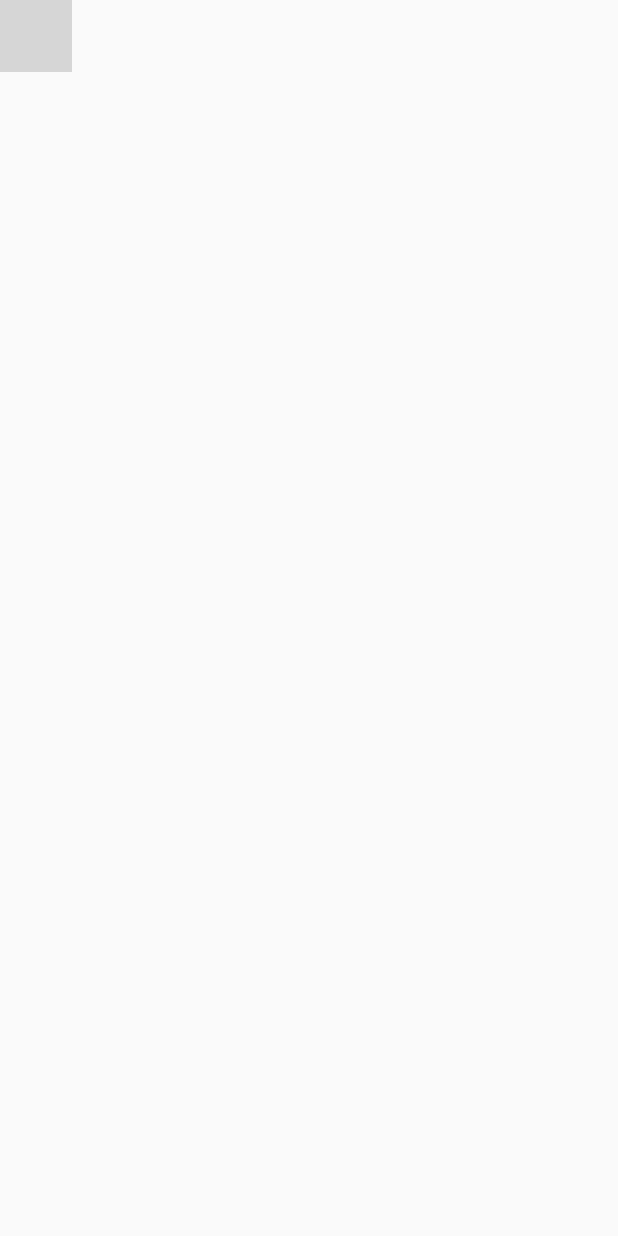
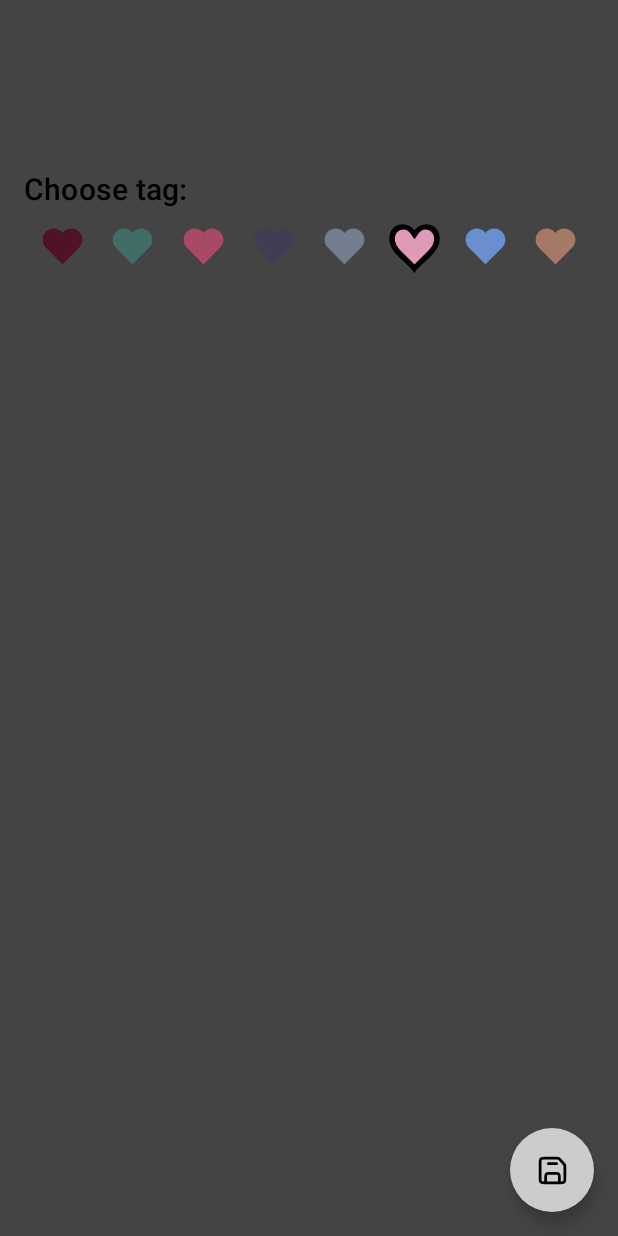
Before and after one commit to xdrenn/dotApp, an Android app built with Jetpack Compose: the screen it shows after launch (MainActivity), after a tap on "Add task", on a phone screen of 412 x 824 dp. Run offline under Robolectric (Android 15) with nearby library versions, the phone set to English and light mode, and no system bars; our stand-ins replace Dagger/Hilt's generated code, Room's generated code; grey boxes are pictures that could not be loaded.

Commit message:
Minor changes

```diff
--- a/app/src/main/java/com/example/compose/Tasks.kt
+++ /dev/null
@@ -1,8 +0,0 @@
-package com.example.compose
-
-import androidx.compose.runtime.Composable
-
-@Composable
-private fun Tasks(){
-
-}
--- a/app/src/main/java/com/example/dot/ui/components/TaskItem.kt
+++ b/app/src/main/java/com/example/dot/ui/components/TaskItem.kt
@@ -25,7 +25,6 @@ fun TaskItem(
 ) {
    Card(modifier = modifier,
        backgroundColor = Color.Gray
-
    ) {
         Row(
             modifier = Modifier
@@ -38,10 +37,11 @@ fun TaskItem(
             Icon(
                 painter = painterResource(id = R.drawable.heart_item),
                 contentDescription = "Tag",
-                modifier = Modifier.size(30.dp)
+                modifier = Modifier.size(30.dp),
+                tint = Color(task.color)
             )
             Spacer(modifier = Modifier.width(5.dp))
-            Column(modifier = Modifier,
+            Column(modifier = Modifier.width(50.dp),
                horizontalAlignment = Alignment.Start
             ){
                 Text(
--- a/app/src/main/java/com/example/dot/ui/screens/AddEditScreen.kt
+++ b/app/src/main/java/com/example/dot/ui/screens/AddEditScreen.kt
@@ -2,10 +2,12 @@ package com.example.dot.ui.screens
 
 import android.annotation.SuppressLint
 import androidx.compose.animation.Animatable
+import androidx.compose.foundation.Image
 import androidx.compose.foundation.background
 import androidx.compose.foundation.border
 import androidx.compose.foundation.clickable
 import androidx.compose.foundation.layout.*
+import androidx.compose.foundation.shape.GenericShape
 import androidx.compose.material.*
 import androidx.compose.material.icons.Icons
 import androidx.compose.material.icons.filled.Add
@@ -14,9 +16,12 @@ import androidx.compose.runtime.LaunchedEffect
 import androidx.compose.runtime.remember
 import androidx.compose.runtime.rememberCoroutineScope
 import androidx.compose.ui.Modifier
+import androidx.compose.ui.geometry.Size
 import androidx.compose.ui.graphics.Color
+import androidx.compose.ui.graphics.Path
 import androidx.compose.ui.graphics.toArgb
 import androidx.compose.ui.res.painterResource
+import androidx.compose.ui.text.style.TextOverflow
 import androidx.compose.ui.unit.dp
 import androidx.hilt.navigation.compose.hiltViewModel
 import androidx.navigation.NavController
@@ -28,33 +33,24 @@ import com.example.viewModel.AddEditViewModel
 import kotlinx.coroutines.flow.collectLatest
 import kotlinx.coroutines.launch
 
-
 @SuppressLint("UnusedMaterialScaffoldPaddingParameter")
 @Composable
 fun AddEditScreen(
     navController: NavController,
-    tagColor: Int,
     viewModel: AddEditViewModel = hiltViewModel()
 ) {
     val titleState = viewModel.taskTitle.value
     val descriptionState = viewModel.taskDescription.value
-
     val scaffoldState = rememberScaffoldState()
-
-    val tagColorAnimation = remember {
-        Animatable(
-            Color(if (tagColor != -1) tagColor else viewModel.tagColor.value)
-        )
-    }
     val scope = rememberCoroutineScope()
 
-    LaunchedEffect(key1 = true ){
+    LaunchedEffect(key1 = true) {
         viewModel.eventFlow.collectLatest { event ->
-            when(event) {
+            when (event) {
                 is AddEditViewModel.UIEvent.ShowSnackBar -> {
-                   scaffoldState.snackbarHostState.showSnackbar(
-                       message = event.message
-                   )
+                    scaffoldState.snackbarHostState.showSnackbar(
+                        message = event.message
+                    )
                 }
                 is AddEditViewModel.UIEvent.SaveTask -> {
                     navController.navigateUp()
@@ -63,18 +59,19 @@ fun AddEditScreen(
         }
     }
 
-
     Scaffold(
         floatingActionButton = {
             FloatingActionButton(
                 onClick = {
                     viewModel.onEvent(AddEditEvent.SaveTask)
                 },
-                backgroundColor = MaterialTheme.colors.primary
+                backgroundColor = Color.LightGray
             ) {
                 Icon(
-                    imageVector = Icons.Default.Add,
-                    contentDescription = "Save task"
+                    painter = painterResource(id = R.drawable.save_item),
+                    tint = Color.Black,
+                    contentDescription = "Save task",
+                    modifier = Modifier.size(22.dp)
                 )
             }
         }, scaffoldState = scaffoldState
@@ -85,42 +82,13 @@ fun AddEditScreen(
                 .background(Color.DarkGray)
                 .padding(16.dp)
         ) {
-            Row(
-                modifier = Modifier
-                    .fillMaxWidth()
-                    .padding(8.dp),
-                horizontalArrangement = Arrangement.SpaceBetween
-            ) {
-                Task.taskColors.forEach { color ->
-                    val colorInt = color.toArgb()
-                    Row(
-                        modifier = Modifier,
-                        horizontalArrangement = Arrangement.Start
-                    ) {
-                        Icon(
-                            modifier = Modifier
-                                .clickable {
-                                    scope.launch {
-                                        viewModel.onEvent(AddEditEvent.ChangeColor(colorInt))
-                                    }
-                                }
-                                .size(35.dp),
 
-                            painter = painterResource(id = R.drawable.heart_item),
-                            contentDescription = "Tag",
-                            tint = color
-                        )
-
-                    }
-                }
-                }
-
-            Spacer(modifier = Modifier.height(16.dp))
+                Spacer(modifier = Modifier.height(16.dp))
             TransperentTextField(
                 text = titleState.text,
                 hint = titleState.hint,
                 onValueChange = {
-                                viewModel.onEvent(AddEditEvent.EnterTitle(it))
+                    viewModel.onEvent(AddEditEvent.EnterTitle(it))
                 },
                 onFocusChange = {
                     viewModel.onEvent(AddEditEvent.ChangeTitleFocus(it))
@@ -142,12 +110,94 @@ fun AddEditScreen(
                 },
                 isHintVisible = descriptionState.isHintVisible,
                 singleLine = true,
-                textStyle = MaterialTheme.typography.body1,
-                modifier = Modifier.fillMaxSize()
+                textStyle = MaterialTheme.typography.body1
             )
+            Spacer(modifier = Modifier.height(20.dp))
+            Text(
+                text = "Choose tag:",
+                style = MaterialTheme.typography.h6,
+                color = Color.Black,
+                overflow = TextOverflow.Ellipsis)
 
+            Row(
+                modifier = Modifier
+                    .fillMaxWidth()
+                    .padding(8.dp),
+                horizontalArrangement = Arrangement.SpaceBetween
+            ) {
+                Task.taskColors.forEach { color ->
+                    val colorInt = color.toArgb()
+                    Row(
+                        modifier = Modifier,
+                        horizontalArrangement = Arrangement.Start
+                    ) {
+                        Icon(
+                            modifier = Modifier
+                                .clickable {
+                                    scope.launch {
+                                        viewModel.onEvent(AddEditEvent.ChangeColor(colorInt))
+                                    }
+                                }
+                                .size(35.dp)
+                                .border(
+                                    width = 3.dp,
+                                    shape = heart(),
+                                    color = if (viewModel.tagColor.value == colorInt) {
+                                        Color.Black
+                                    } else Color.Transparent
+                                ),
+
+                            painter = painterResource(id = R.drawable.heart_item),
+                            contentDescription = "Tag",
+                            tint = color
+                        )
+                    }
+                }
+            }
         }
+    }
+}
+@Composable
+fun heart(): GenericShape {
+    return GenericShape { size, _ ->
+        heartPath(size = size)
+    }
+}
 
-    }
+fun Path.heartPath(size: Size): Path {
 
+    val width: Float = size.width
+    val height: Float = size.height
+
+    // Starting point
+    moveTo(width / 2, height / 5)
+
+    // Upper left path
+    cubicTo(
+        5 * width / 14, 0f,
+        0f, height / 15,
+        width / 28, 2 * height / 5
+    )
+
+    // Lower left path
+    cubicTo(
+        width / 14, 2 * height / 3,
+        3 * width / 7, 5 * height / 6,
+        width / 2, height
+    )
+
+    // Lower right path
+    cubicTo(
+        4 * width / 7, 5 * height / 6,
+        13 * width / 14, 2 * height / 3,
+        27 * width / 28, 2 * height / 5
+    )
+
+    // Upper right path
+    cubicTo(
+        width, height / 15,
+        9 * width / 14, 0f,
+        width / 2, height / 5
+    )
+    return this
 }
--- a/app/src/main/java/com/example/dot/ui/screens/TasksScreen.kt
+++ b/app/src/main/java/com/example/dot/ui/screens/TasksScreen.kt
@@ -9,10 +9,7 @@ import androidx.compose.foundation.layout.*
 import androidx.compose.foundation.lazy.LazyColumn
 import androidx.compose.foundation.lazy.items
 import androidx.compose.material.*
-import androidx.compose.material.icons.Icons
-import androidx.compose.material.icons.filled.Info
 import androidx.compose.runtime.Composable
-import androidx.compose.runtime.State
 import androidx.compose.runtime.rememberCoroutineScope
 import androidx.compose.ui.Alignment
 import androidx.compose.ui.Modifier
@@ -49,13 +46,14 @@ fun TasksScreen(
                 onClick = {
                           navController?.navigate(Screen.AddEditScreen.route)
                 },
-                backgroundColor = Color.DarkGray
+                backgroundColor = Color.LightGray
 
             ) {
                 Icon(
                     painter = painterResource(id = R.drawable.add_item),
                     contentDescription = "Add task",
-                    modifier = Modifier.size(20.dp)
+                    tint = Color.Black,
+                    modifier = Modifier.size(22.dp)
                 )
             }
 
@@ -74,7 +72,6 @@ fun TasksScreen(
                 IconButton(
                     onClick = {
                         viewModel.onEvent(TaskEvent.ToggleOrderSection)
-
                     })
                 {
                     Icon(
@@ -107,7 +104,8 @@ fun TasksScreen(
                         modifier = Modifier
                             .fillMaxWidth()
                             .clickable {
-                                navController?.navigate(Screen.AddEditScreen.route)
+                                navController?.navigate(Screen.AddEditScreen.route +
+                                "?taskId={taskId}&taskColor={taskColor}")
                             },
 
                         onDelete = {
```
